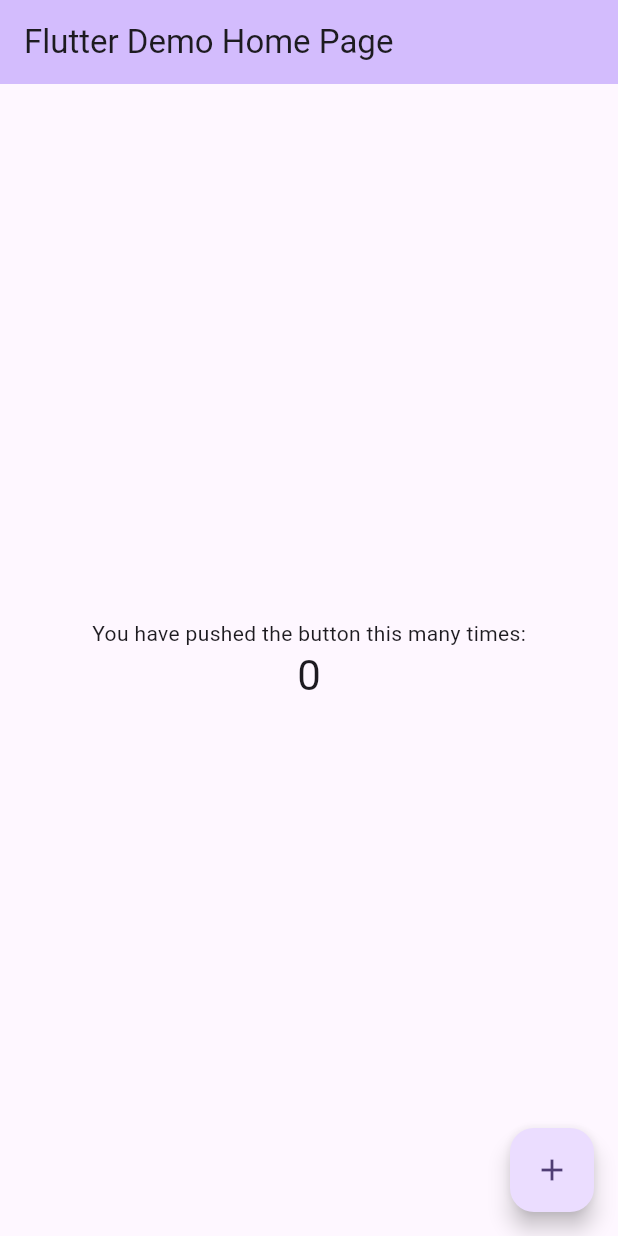
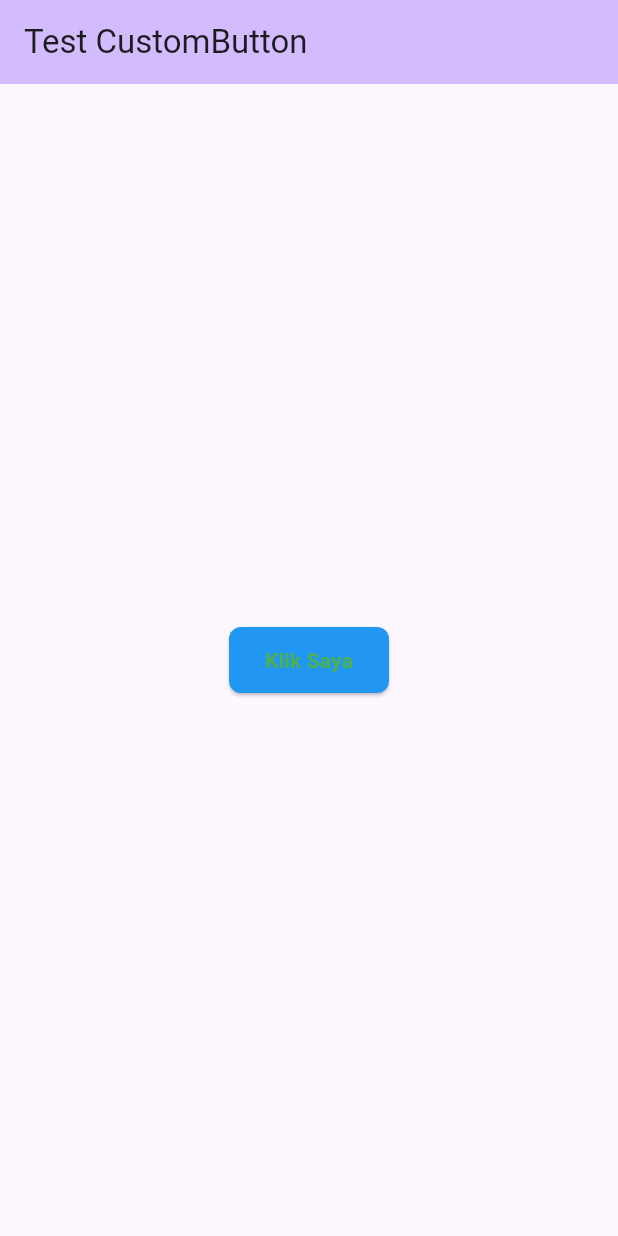
Before and after one commit to Julianarwansah/flutter_library_p8_1123150112, a Flutter app: the screen it shows after launch, on a phone screen of 412 x 824 dp. Run offline on Flutter 3.47's test engine with Material 3 defaults, Android fonts, the light colour scheme and no system bars.

Commit message:
update custom app button

```diff
--- a/lib/main.dart
+++ b/lib/main.dart
@@ -1,4 +1,5 @@
 import 'package:flutter/material.dart';
+import 'package:my_button_lib/my_button_lib.dart';
 
 void main() {
   runApp(const MyApp());
@@ -7,115 +8,36 @@ void main() {
 class MyApp extends StatelessWidget {
   const MyApp({super.key});
 
-  // This widget is the root of your application.
   @override
   Widget build(BuildContext context) {
     return MaterialApp(
-      title: 'Flutter Demo',
+      title: 'Test Package App',
       theme: ThemeData(
-        // This is the theme of your application.
-        //
-        // TRY THIS: Try running your application with "flutter run". You'll see
-        // the application has a purple toolbar. Then, without quitting the app,
-        // try changing the seedColor in the colorScheme below to Colors.green
-        // and then invoke "hot reload" (save your changes or press the "hot
-        // reload" button in a Flutter-supported IDE, or press "r" if you used
-        // the command line to start the app).
-        //
-        // Notice that the counter didn't reset back to zero; the application
-        // state is not lost during the reload. To reset the state, use hot
-        // restart instead.
-        //
-        // This works for code too, not just values: Most code changes can be
-        // tested with just a hot reload.
         colorScheme: ColorScheme.fromSeed(seedColor: Colors.deepPurple),
       ),
-      home: const MyHomePage(title: 'Flutter Demo Home Page'),
+      home: const MyHomePage(),
     );
   }
 }
 
-class MyHomePage extends StatefulWidget {
-  const MyHomePage({super.key, required this.title});
-
-  // This widget is the home page of your application. It is stateful, meaning
-  // that it has a State object (defined below) that contains fields that affect
-  // how it looks.
-
-  // This class is the configuration for the state. It holds the values (in this
-  // case the title) provided by the parent (in this case the App widget) and
-  // used by the build method of the State. Fields in a Widget subclass are
-  // always marked "final".
-
-  final String title;
-
-  @override
-  State<MyHomePage> createState() => _MyHomePageState();
-}
-
-class _MyHomePageState extends State<MyHomePage> {
-  int _counter = 0;
-
-  void _incrementCounter() {
-    setState(() {
-      // This call to setState tells the Flutter framework that something has
-      // changed in this State, which causes it to rerun the build method below
-      // so that the display can reflect the updated values. If we changed
-      // _counter without calling setState(), then the build method would not be
-      // called again, and so nothing would appear to happen.
-      _counter++;
-    });
-  }
+class MyHomePage extends StatelessWidget {
+  const MyHomePage({super.key});
 
   @override
   Widget build(BuildContext context) {
-    // This method is rerun every time setState is called, for instance as done
-    // by the _incrementCounter method above.
-    //
-    // The Flutter framework has been optimized to make rerunning build methods
-    // fast, so that you can just rebuild anything that needs updating rather
-    // than having to individually change instances of widgets.
     return Scaffold(
       appBar: AppBar(
-        // TRY THIS: Try changing the color here to a specific color (to
-        // Colors.amber, perhaps?) and trigger a hot reload to see the AppBar
-        // change color while the other colors stay the same.
+        title: const Text('Test CustomButton'),
         backgroundColor: Theme.of(context).colorScheme.inversePrimary,
-        // Here we take the value from the MyHomePage object that was created by
-        // the App.build method, and use it to set our appbar title.
-        title: Text(widget.title),
       ),
       body: Center(
-        // Center is a layout widget. It takes a single child and positions it
-        // in the middle of the parent.
-        child: Column(
-          // Column is also a layout widget. It takes a list of children and
-          // arranges them vertically. By default, it sizes itself to fit its
-          // children horizontally, and tries to be as tall as its parent.
-          //
-          // Column has various properties to control how it sizes itself and
-          // how it positions its children. Here we use mainAxisAlignment to
-          // center the children vertically; the main axis here is the vertical
-          // axis because Columns are vertical (the cross axis would be
-          // horizontal).
-          //
-          // TRY THIS: Invoke "debug painting" (choose the "Toggle Debug Paint"
-          // action in the IDE, or press "p" in the console), to see the
-          // wireframe for each widget.
-          mainAxisAlignment: MainAxisAlignment.center,
-          children: [
-            const Text('You have pushed the button this many times:'),
-            Text(
-              '$_counter',
-              style: Theme.of(context).textTheme.headlineMedium,
-            ),
-          ],
+        child: CustomButton(
+          label: 'Klik Saya',
+          color: Colors.blue,
+          onPressed: () {
+            print('CustomButton ditekan!');
+          },
         ),
-      ),
-      floatingActionButton: FloatingActionButton(
-        onPressed: _incrementCounter,
-        tooltip: 'Increment',
-        child: const Icon(Icons.add),
       ),
     );
   }
```
